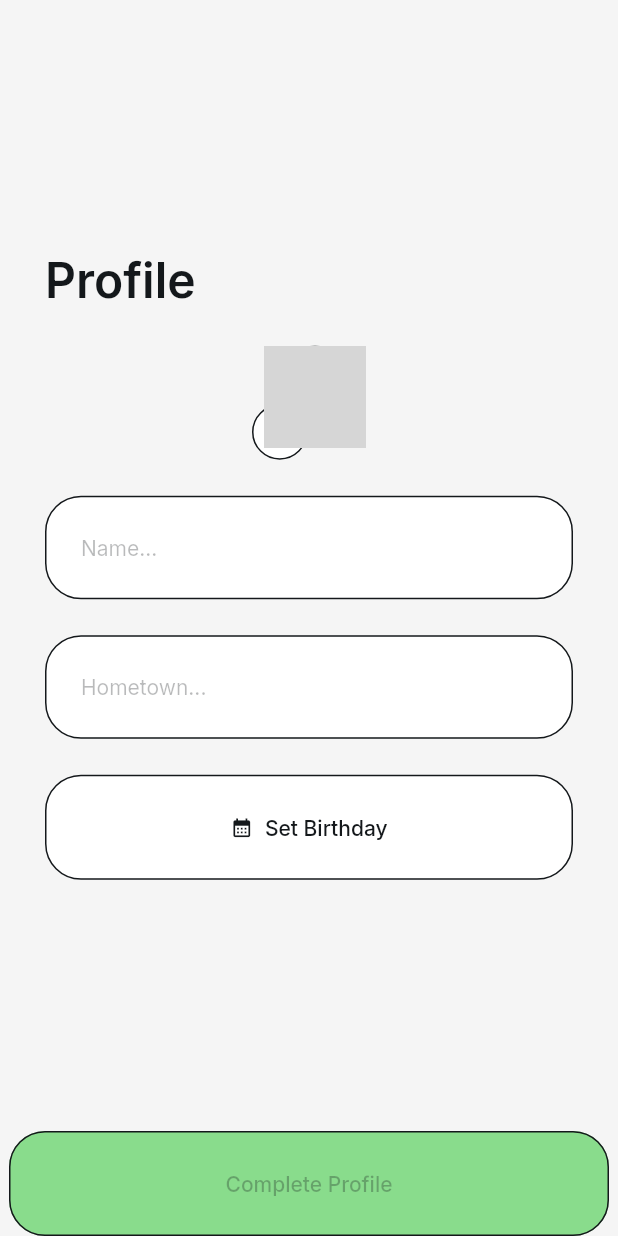
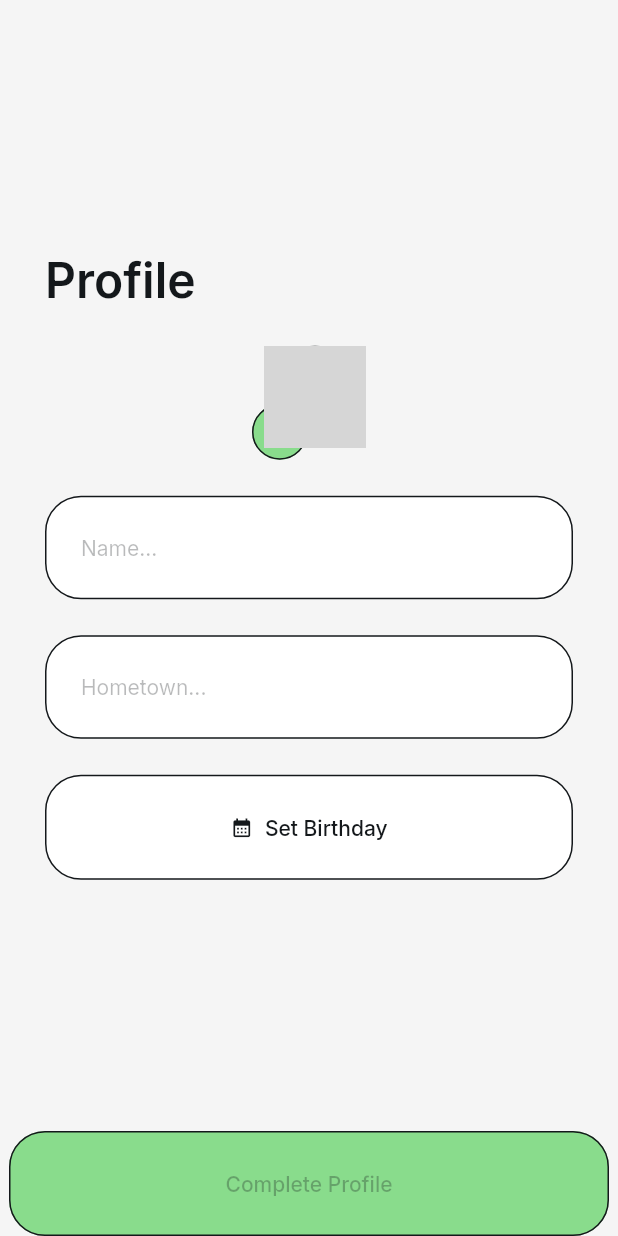
Before and after one commit to mariamillington/TodoApp-FlutterFlow, a Flutter app: the OnboardingWidget screen opened by its route, on a phone screen of 412 x 824 dp. Run offline on Flutter 3.47's test engine with Material 3 defaults, Android fonts, the phone set to English and light mode, and no system bars; drawn by our look-alikes of auto_size_text; our stand-ins replace cloud_firestore, easy_debounce, file_picker, firebase_auth, firebase_core, firebase_storage and 13 more; missing offline and left inert: json_path, mime_type; accounts and stored records are empty; network calls fail; grey boxes are pictures that could not be loaded.

Commit message:
Change icon color in profile page

```diff
--- a/lib/onboarding/onboarding_widget.dart
+++ b/lib/onboarding/onboarding_widget.dart
@@ -200,8 +200,7 @@ class _OnboardingWidgetState extends State<OnboardingWidget> {
                                 borderRadius: 20.0,
                                 borderWidth: 1.0,
                                 buttonSize: 37.0,
-                                fillColor: FlutterFlowTheme.of(context)
-                                    .secondaryBackground,
+                                fillColor: FlutterFlowTheme.of(context).primary,
                                 icon: Icon(
                                   Icons.add,
                                   color:
```
